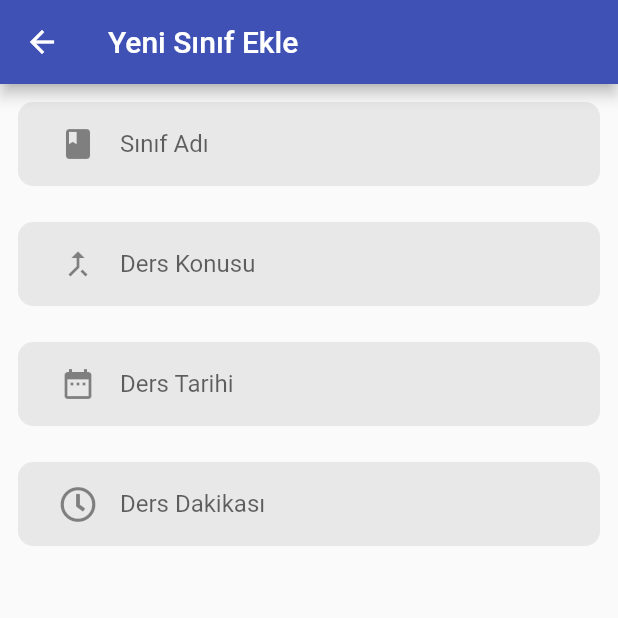
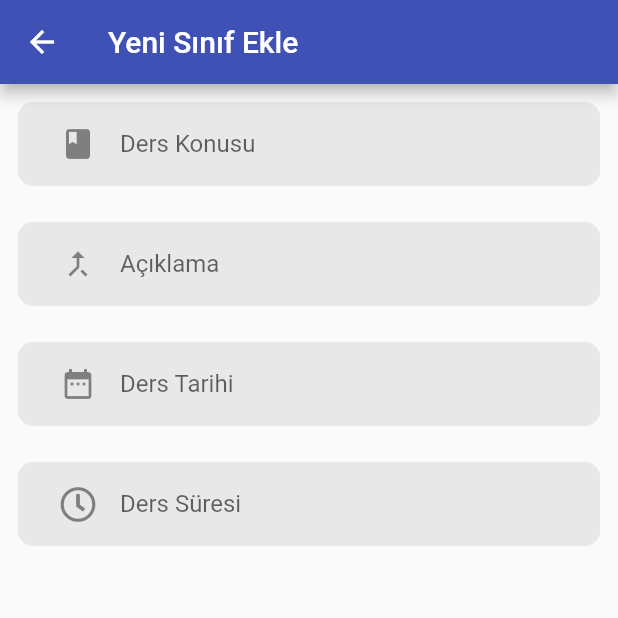
Before and after one commit to yersoy/revolt-hackathon, a Flutter app: the Classroom screen opened by its route, on a phone screen of 412 x 824 dp, the top half of it. Run offline on Flutter 3.47's test engine with Material 2 defaults, Android fonts, the phone set to English and light mode, and no system bars; our stand-ins replace cloud_firestore, firebase_auth, firebase_core, firebase_messaging, flare_flutter, flutter_map and 7 more; missing offline and left inert: flutter_map_marker_cluster; accounts and stored records are empty.

Commit message:
Code reviews and changes, Bug fixes

```diff
--- a/lib/constants.dart
+++ b/lib/constants.dart
@@ -1,6 +1,7 @@
 class Keys {
   static const String EDUCATIONS = 'educations';
   static const String USERS = 'users';
+  static const String LESSONS = 'lessons';
 }
 
 class Routes {
--- a/lib/i18n.dart
+++ b/lib/i18n.dart
@@ -35,7 +35,6 @@ class GlobalCustomLocalizations {
       'app.selected.one': '%d öğe seçildi',
       'app.signout': 'Oturumu sonlandırmak istiyor musunuz?',
       'app.yes': 'Evet',
-
 
       'app.themes.red': 'Kırmızı',
       'app.themes.pink': 'Pembe',
@@ -76,8 +75,7 @@ class GlobalCustomLocalizations {
       'signin.invalid': 'Geçersiz kullanıcı adı veya şifre',
 
       'home.title': 'Revolt',
-    }   ,
-
+    },
     Locales.EN: {
       'app.title': 'Revolt',
 
@@ -92,9 +90,8 @@ class GlobalCustomLocalizations {
       'app.ok': 'Ok',
       'app.save': 'Save',
       'app.saved': 'Saved',
-      'app.signout': 'Would you like to log out ?',
+      'app.signout': 'Are you sure to sign out?',
       'app.yes': 'Yes',
-
 
       'app.themes.red': 'Red',
       'app.themes.pink': 'Pink',
@@ -116,6 +113,18 @@ class GlobalCustomLocalizations {
       'app.themes.grey': 'Grey',
       'app.themes.blueGrey': 'Blue grey',
       'app.themes.black': 'Black',
+
+      'welcome.one.title': 'Hello',
+      'welcome.one.description': 'Bildiklerini öğretebilir veya merak ettiğin konularda eğitim alabilirsin',
+      'welcome.two.title': 'Learn and teach',
+      'welcome.two.description': 'Bilgi paylaştıkça çoğalır',
+      'welcome.three.title': 'Öğrenmenin yaşı yoktur',
+      'welcome.three.description': 'Hazırsan seni tanıyarak başlayalım',
+
+      'entrance.title': 'Join us',
+      'entrance.description': 'Bu sayede ilgilendiğin konularda eğitim alabilir, bilgini paylaşarak geleceği aydınlatabilirsin',
+      'entrance.signup': 'Sign Up',
+      'entrance.signin': 'Sign In',
 
       'signin.username': 'User name',
       'signin.password': 'Password',
--- a/lib/models.dart
+++ b/lib/models.dart
@@ -54,36 +54,6 @@ class Education extends Model {
       };
 }
 
-class Competence {
-  dynamic educationId;
-  int level;
-
-  Competence({this.educationId, this.level});
-
-  factory Competence.fromJson(dynamic json) =>
-      Competence(educationId: json['educationId'], level: json['level']);
-
-  dynamic toJson() => {
-        'educationId': this.educationId,
-        'level': this.level,
-      };
-}
-
-class Expectance {
-  dynamic educationId;
-  int level;
-
-  Expectance({this.educationId, this.level});
-
-  factory Expectance.fromJson(dynamic json) =>
-      Expectance(educationId: json['educationId'], level: json['level']);
-
-  dynamic toJson() => {
-        'educationId': this.educationId,
-        'level': this.level,
-      };
-}
-
 class AppUser extends Model {
   dynamic id;
   String userName;
@@ -92,63 +62,50 @@ class AppUser extends Model {
   String lastName;
   String email;
   DateTime birthDate;
+  int graduation;
   bool teacher;
-  bool student;
-  int graduation;
   String token;
-
-  List<Competence> competences = List();
-  List<Expectance> expectances = List();
 
   String get displayName => [this.firstName, this.lastName].join(' ').trim();
 
-  AppUser(
-      {this.id,
-      this.userName,
-      this.password,
-      this.firstName,
-      this.lastName,
-      this.email,
-      this.birthDate,
-      this.teacher = false,
-      this.student = false,
-      this.graduation,
-      this.token,
-      Iterable<Competence> competences,
-      Iterable<Expectance> expectances});
+  AppUser({this.id, this.userName, this.password, this.firstName, this.lastName, this.email, this.birthDate, this.teacher = false, this.graduation = 0, this.token});
 
   factory AppUser.fromJson(dynamic json) => AppUser(
     id: json['id'],
     userName: json['userName'],
+    password: json['password'],
     firstName: json['firstName'],
     lastName: json['lastName'],
+    email: json['email'],
     birthDate: Convert.to<DateTime>(json['birthDate']),
     teacher: json['teacher'],
-        student: json['student'],
     graduation: json['graduation'],
-        competences:
-            json['competences'].map((e) => Competence.fromJson(e)).toList(),
-        expectances:
-            json['expectances'].map((e) => Expectance.fromJson(e)).toList(),
+    token: json['token'],
   );
 
   @override
   dynamic toJson() => {
     'id': this.id,
     'userName': this.userName,
+    'password': this.password,
     'firstName': this.firstName,
     'lastName': this.lastName,
+    'email': this.email,
     'birthDate': this.birthDate,
     'teacher': this.teacher,
-        'student': this.student,
     'graduation': this.graduation,
-        'competences': this.competences.map((e) => e.toJson()).toList(),
-        'expectances': this.expectances.map((e) => e.toJson()).toList(),
+    'token': this.token,
   };
 }
 
 class Participant {
   dynamic userId;
+
+  Participant({this.userId});
+
+  factory Participant.fromJson(dynamic json) => Participant(
+    userId: json['userId'],
+  );
 
   dynamic toJson() => {
     'userId': this.userId,
@@ -158,18 +115,40 @@ class Participant {
 class Lesson extends Model {
   dynamic id;
   dynamic userId;
-  DateTime start;
-  String lessonName;
-  int lessonDuration;
-  String lessonType;
+  dynamic educationId;
+  String title;
+  String description;
+  DateTime startDate;
+  int duration;
 
   final List<Participant> participants = List();
+
+  Lesson({this.id, this.userId, this.educationId, this.title, this.description, this.startDate, this.duration, Iterable<Participant> participants = const []}) {
+    this.participants.addAll(participants);
+  }
+
+  factory Lesson.fromJson(dynamic json) => Lesson(
+    id: json['id'],
+    userId: json['userId'],
+    educationId: json['educationId'],
+    title: json['title'],
+    description: json['description'],
+    startDate: Convert.to<DateTime>(json['startDate']),
+    duration: Convert.to<int>(json['duration']),
+
+    participants: json['participants']?.map((json) => Participant.fromJson(json)),
+  );
 
   @override
   dynamic toJson() => {
     'id': this.id,
     'userId': this.userId,
-        'start': this.start,
+    'educationId': this.educationId,
+    'title': this.title,
+    'description': this.description,
+    'startDate': this.startDate,
+    'duration': this.duration,
+
     'participants': this.participants.map((e) => e.toJson()).toList()
   };
 }
--- a/lib/screens/classroom.dart
+++ b/lib/screens/classroom.dart
@@ -2,6 +2,7 @@ import 'package:flutter/material.dart';
 
 import 'package:font_awesome_flutter/font_awesome_flutter.dart';
 
+import '../convert.dart';
 import '../services.dart';
 import '../models.dart';
 
@@ -38,13 +39,42 @@ class _ClassroomState extends State<Classroom> {
                 padding: EdgeInsets.only(left: 12.0),
                 child: ListTile(
                   title: TextFormField(
-                    onChanged: (value) {
-                      _lesson.lessonName = value;
-                    },
-                    decoration: InputDecoration(
-                        hintText: "Sınıf Adı",
-                        icon: Icon(Icons.book),
-                        border: InputBorder.none),
+                    decoration: InputDecoration(hintText: 'Ders Konusu', border: InputBorder.none,
+                      icon: Icon(Icons.book),
+                    ),
+                    onChanged: (value) { _lesson.title = value; },
+                  ),
+                ),
+              ),
+            ),
+          ),
+          Container(
+            padding: EdgeInsets.all(12.0),
+            child: Material(color: Colors.grey.withOpacity(0.2), borderRadius: BorderRadius.circular(10.0),
+              child: Container(padding: EdgeInsets.only(left: 12.0),
+                child: ListTile(
+                  title: TextFormField(
+                    onChanged: (description) { _lesson.description = description; },
+                    decoration: InputDecoration(hintText: 'Açıklama', border: InputBorder.none,
+                      icon: Icon(Icons.merge_type),
+                    ),
+                  ),
+                ),
+              ),
+            ),
+          ),
+          Container(padding: EdgeInsets.all(12.0),
+            child: Material(
+              borderRadius: BorderRadius.circular(10.0),
+              color: Colors.grey.withOpacity(0.2),
+              child: Container(padding: EdgeInsets.only(left: 12.0),
+                child: ListTile(
+                  title: TextFormField(
+                    keyboardType: TextInputType.datetime,
+                    decoration: InputDecoration(hintText: 'Ders Tarihi', border: InputBorder.none,
+                      icon: Icon(Icons.date_range),
+                    ),
+                    onChanged: (startDate) { _lesson.startDate = Convert.to<DateTime>(startDate); },
                   ),
                 ),
               ),
@@ -58,58 +88,11 @@ class _ClassroomState extends State<Classroom> {
               child: Container(
                 padding: EdgeInsets.only(left: 12.0),
                 child: ListTile(
-                  title: TextFormField(
-                    onChanged: (value) {
-                      _lesson.lessonType = value;
-                    },
-                    decoration: InputDecoration(
-                        hintText: "Ders Konusu",
-                        icon: Icon(Icons.merge_type),
-                        border: InputBorder.none),
-                  ),
-                ),
-              ),
-            ),
-          ),
-          Container(
-            padding: EdgeInsets.all(12.0),
-            child: Material(
-              borderRadius: BorderRadius.circular(10.0),
-              color: Colors.grey.withOpacity(0.2),
-              child: Container(
-                padding: EdgeInsets.only(left: 12.0),
-                child: ListTile(
-                  title: TextFormField(
-                    keyboardType: TextInputType.datetime,
-                    decoration: InputDecoration(
-                        hintText: "Ders Tarihi",
-                        icon: Icon(Icons.date_range),
-                        border: InputBorder.none),
-                    onChanged: (value) {
-                      _lesson.start = DateTime.parse(value);
-                    },
-                  ),
-                ),
-              ),
-            ),
-          ),
-          Container(
-            padding: EdgeInsets.all(12.0),
-            child: Material(
-              borderRadius: BorderRadius.circular(10.0),
-              color: Colors.grey.withOpacity(0.2),
-              child: Container(
-                padding: EdgeInsets.only(left: 12.0),
-                child: ListTile(
-                  title: TextFormField(
-                    keyboardType: TextInputType.number,
-                    onChanged: (value) {
-                      _lesson.lessonDuration = int.parse(value);
-                    },
-                    decoration: InputDecoration(
-                        hintText: "Ders Dakikası",
-                        icon: Icon(FontAwesomeIcons.clock),
-                        border: InputBorder.none),
+                  title: TextFormField(keyboardType: TextInputType.number,
+                    decoration: InputDecoration(hintText: 'Ders Süresi', border: InputBorder.none,
+                      icon: Icon(FontAwesomeIcons.clock),
+                    ),
+                    onChanged: (duration) { _lesson.duration = int.parse(duration); },
                   ),
                 ),
               ),
--- a/lib/services.dart
+++ b/lib/services.dart
@@ -40,4 +40,5 @@ class Services {
 
   Repository<Education> educations() { return Repository._(this.get(Keys.EDUCATIONS), revive: (data) => Education.fromJson(data)); }
   Repository<AppUser> users() { return Repository._(this.get(Keys.USERS), revive: (data) => AppUser.fromJson(data)); }
+  Repository<Lesson> lessons() { return Repository._(this.get(Keys.LESSONS), revive: (data) => Lesson.fromJson(data)); }
 }
```
Also changed, not shown: lib/auth.dart (+15 -28 lines), lib/screens/signup.dart (+23 -28 lines). Lines whose indentation alone changed are shown as unchanged.
